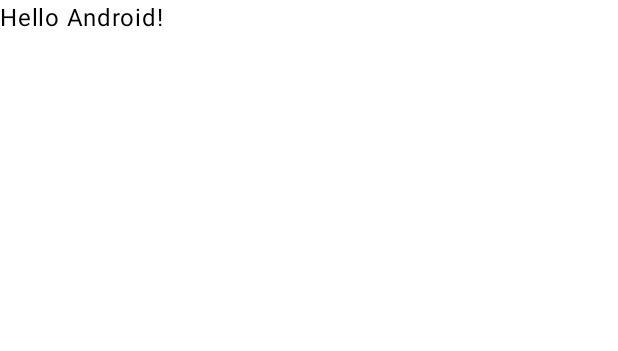
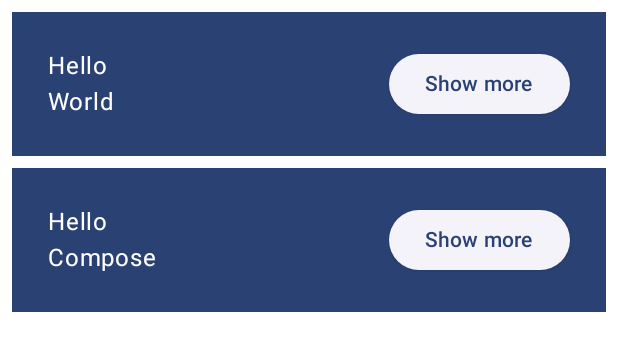
Before and after one commit to banirakomugi/jetpackCompose, an Android app built with Jetpack Compose: the @Preview function GreetingPreview, on a phone screen of 412 x 824 dp. Shown: the top 351 px of the screen. Run offline under Robolectric (Android 15) with nearby library versions, the phone set to English and light mode, and no system bars.

Commit message:
Basics Codelabの編集をコミット ・状態ホイスティングについて学習

```diff
--- a/app/src/main/java/com/example/basiccodelab/MainActivity.kt
+++ b/app/src/main/java/com/example/basiccodelab/MainActivity.kt
@@ -2,14 +2,29 @@ package com.example.basiccodelab
 
 import android.os.Bundle
 import androidx.activity.ComponentActivity
+import androidx.activity.OnBackPressedDispatcherOwner
 import androidx.activity.compose.setContent
+import androidx.compose.foundation.layout.Arrangement
+import androidx.compose.foundation.layout.Column
+import androidx.compose.foundation.layout.Row
 import androidx.compose.foundation.layout.fillMaxSize
+import androidx.compose.foundation.layout.fillMaxWidth
+import androidx.compose.foundation.layout.padding
+import androidx.compose.material3.Button
+import androidx.compose.material3.ElevatedButton
 import androidx.compose.material3.MaterialTheme
 import androidx.compose.material3.Surface
 import androidx.compose.material3.Text
 import androidx.compose.runtime.Composable
+import androidx.compose.runtime.getValue
+import androidx.compose.runtime.mutableStateOf
+import androidx.compose.runtime.remember
+import androidx.compose.runtime.setValue
+import androidx.compose.ui.Alignment
 import androidx.compose.ui.Modifier
+import androidx.compose.ui.modifier.modifierLocalConsumer
 import androidx.compose.ui.tooling.preview.Preview
+import androidx.compose.ui.unit.dp
 import com.example.basiccodelab.ui.theme.BasicCodelabTheme
 
 class MainActivity : ComponentActivity() {
@@ -18,29 +33,109 @@ class MainActivity : ComponentActivity() {
         setContent {
             BasicCodelabTheme {
                 // A surface container using the 'background' color from the theme
-                Surface(
-                    modifier = Modifier.fillMaxSize(),
-                    color = MaterialTheme.colorScheme.background
-                ) {
-                    Greeting("Android")
-                }
+                MyApp(modifier = Modifier.fillMaxSize())
             }
         }
     }
 }
 
 @Composable
-fun Greeting(name: String, modifier: Modifier = Modifier) {
-    Text(
-        text = "Hello $name!",
-        modifier = modifier
-    )
+fun MyApp(modifier: Modifier = Modifier){
+    var shouldShowOnboarding by remember { mutableStateOf(true) }
+
+    Surface(modifier) {
+        if (shouldShowOnboarding) {
+            OnboardindScreen( onContinueClicked = { shouldShowOnboarding = false})
+        }else {
+            Greetings()
+        }
+    }
 }
 
-@Preview(showBackground = true)
+@Composable
+fun OnboardindScreen(
+    onContinueClicked: () -> Unit,
+    modifier: Modifier = Modifier
+) {
+
+    Column (
+        modifier = modifier.fillMaxSize(),
+        verticalArrangement = Arrangement.Center,
+        horizontalAlignment = Alignment.CenterHorizontally
+    ){
+        Text("Welcome to the Basics Codelab")
+        Button(
+            modifier = Modifier
+                .padding(vertical = 24.dp),
+            onClick = onContinueClicked
+        ) {
+            Text("Continue")
+        }
+    }
+}
+
+
+@Composable
+private fun Greetings(
+    modifier : Modifier = Modifier,
+    names: List<String> = listOf("World", "Compose")
+) {
+    Column(modifier = modifier.padding(vertical = 4.dp)) {
+        for (name in names) {
+            Greeting(name = name)
+        }
+    }
+}
+
+@Preview(showBackground = true, widthDp = 320, heightDp = 320)
+@Composable
+fun OnboardingPreview() {
+    BasicCodelabTheme {
+        OnboardindScreen(onContinueClicked = {} )
+    }
+}
+
+
+@Composable
+fun Greeting(name: String, modifier: Modifier = Modifier) {
+
+    var expanded by remember { mutableStateOf(false) }
+
+    val extraPadding = if (expanded) 48.dp else 0.dp
+
+    Surface(
+        color = MaterialTheme.colorScheme.primary,
+        modifier = modifier.padding(vertical = 4.dp, horizontal = 8.dp)
+    ) {
+        Row(modifier = Modifier.padding(24.dp)) {
+            Column(modifier = Modifier
+                .weight(1f)
+                .padding(bottom = extraPadding)
+            ) {
+                Text(text = "Hello")
+                Text(text = name)
+            }
+            ElevatedButton(
+                onClick = { expanded = !expanded }
+            ) {
+                Text(if (expanded) "Show less" else "Show more")
+            }
+        }
+    }
+}
+
+@Preview(showBackground = true, widthDp = 320)
 @Composable
 fun GreetingPreview() {
     BasicCodelabTheme {
-        Greeting("Android")
+        Greetings()
     }
 }
+
+@Preview
+@Composable
+fun MyAppPreview(){
+    BasicCodelabTheme{
+        MyApp(Modifier.fillMaxSize())
+    }
+}
```
